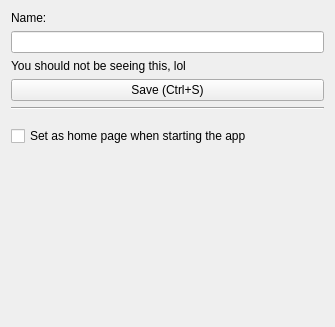
v-ko/pamet, file pamet/views/map_page/properties_widget.ui: the form before one commit; both pictures show x 0 to 335 and y 0 to 327 of the 335 by 503 pixel window.
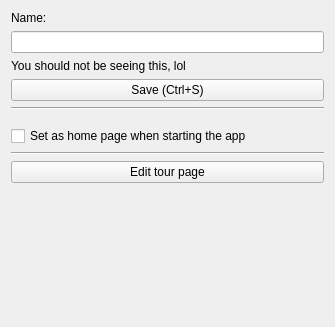
The form after the commit.

Commit message: Implemented tour page + some minor bugfixes

What changed in the file:
```diff
--- a/pamet/views/map_page/properties_widget.ui
+++ b/pamet/views/map_page/properties_widget.ui
@@ -62,6 +62,20 @@
      </item>
     </layout>
    </item>
+   <item>
+    <widget class="Line" name="line_2">
+     <property name="orientation">
+      <enum>Qt::Horizontal</enum>
+     </property>
+    </widget>
+   </item>
+   <item>
+    <widget class="QPushButton" name="editTourPageButton">
+     <property name="text">
+      <string>Edit tour page</string>
+     </property>
+    </widget>
+   </item>
    <item>
     <spacer name="verticalSpacer">
      <property name="orientation">
```
The commit also changes 19 other files.
